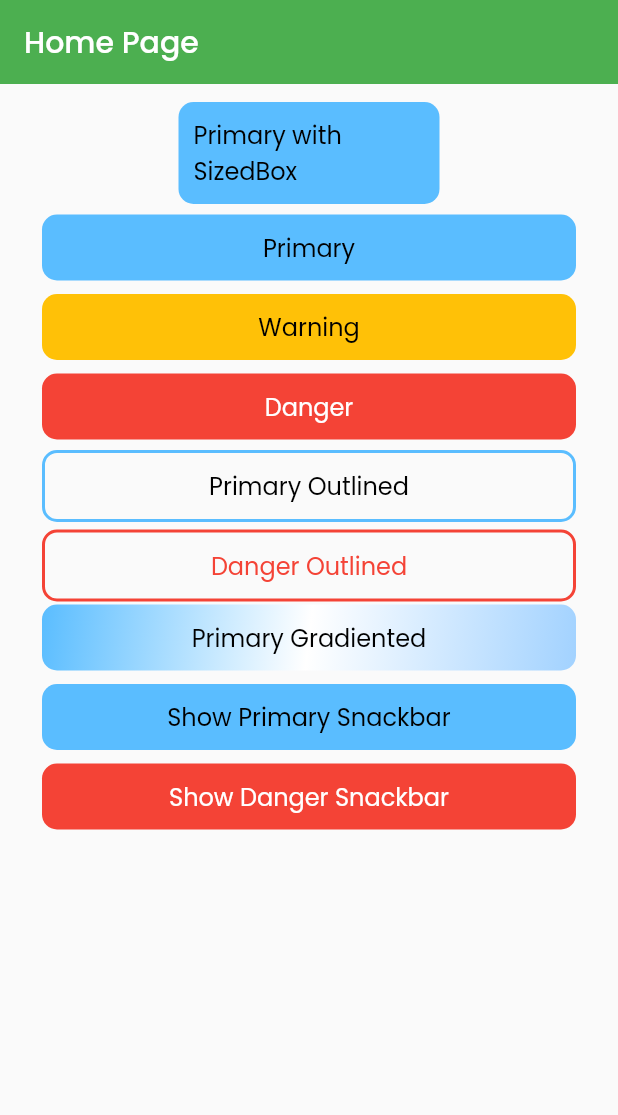
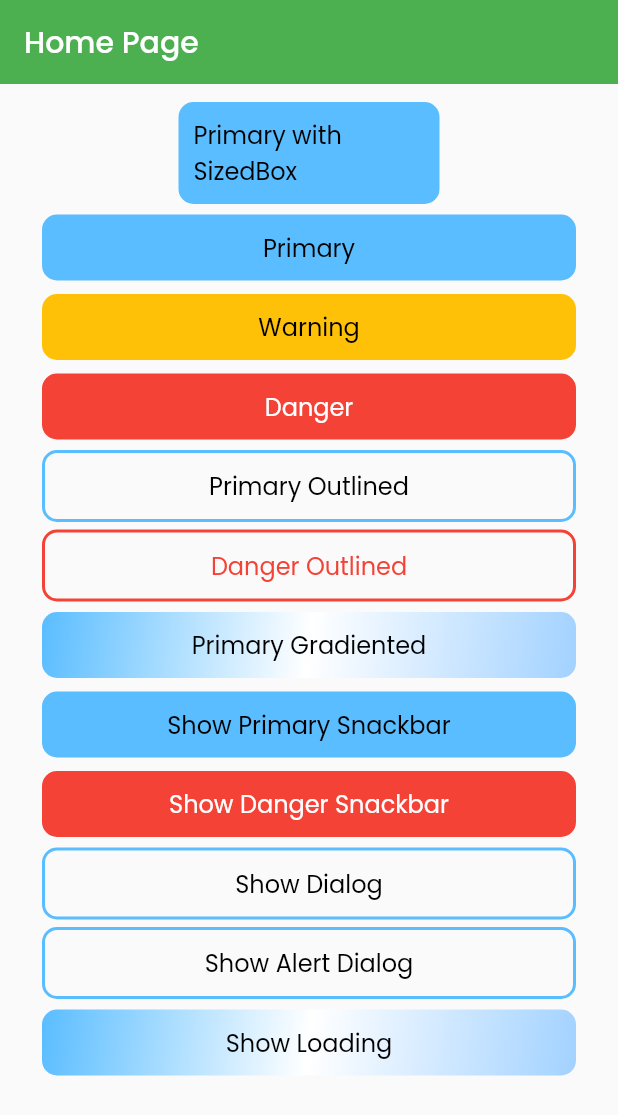
Before and after one commit to maulahaz/flt-zapp-template, a Flutter app: the screen it shows after launch, on a phone screen of 412 x 824 dp. Shown: the top 1115 px of the screen. Run offline on Flutter 3.47's test engine with Material 2 defaults, Android fonts, the phone set to English and light mode, and no system bars; our stand-ins replace shared_preferences.

Commit message:
add dialog helper, loading dialog

```diff
--- a/lib/modules/home/pages/home_pg.dart
+++ b/lib/modules/home/pages/home_pg.dart
@@ -15,14 +15,15 @@ class HomePage extends StatelessWidget {
         // backgroundColor: kTransparent,
         title: Text('Home Page'),
       ),
-      body: Padding(
+      body: SingleChildScrollView(
+        child: Padding(
           padding: const EdgeInsets.all(12),
           child: Column(
             children: [
               SizedBox(
                   width: size.width * 0.5,
-                child: MyButtons.primary(
-                    context, 'Primary with SizedBox', () => print('Primary'))),
+                  child: MyButtons.primary(context, 'Primary with SizedBox',
+                      () => print('Primary'))),
               SizedBox(height: 5),
               MyButtons.primary(context, 'Primary', () => print('Primary')),
               SizedBox(height: 5),
@@ -35,6 +36,7 @@ class HomePage extends StatelessWidget {
               SizedBox(height: 5),
               MyButtons.dangerOutlined(
                   context, 'Danger Outlined', () => print('Danger Outlined')),
+              SizedBox(height: 5),
               MyButtons.primaryGradiented(context, 'Primary Gradiented', () {
                 print('Primary Gradiented');
               }),
@@ -48,7 +50,24 @@ class HomePage extends StatelessWidget {
                 print('--Clicked: Show Snackbar');
                 MySnackbar.danger(context, 'Upps', 'Error Detected');
               }),
+              SizedBox(height: 5),
+              MyButtons.primaryOutlined(context, 'Show Dialog', () {
+                print('Show Dialog');
+                MyDialogs.alert(context, 'Dialog', 'How are you Dialog?');
+              }),
+              SizedBox(height: 5),
+              MyButtons.primaryOutlined(context, 'Show Alert Dialog', () {
+                print('Show Alert Dialog');
+                MyDialogs.alert2(
+                    context, 'AlertDialog', 'How are you AlertDialog?');
+              }),
+              SizedBox(height: 5),
+              MyButtons.primaryGradiented(context, 'Show Loading', () {
+                print('Show Loading');
+                MyDialogs.loading(context);
+              }),
             ],
+          ),
         ),
       ),
     );
--- a/lib/widgets/button_wdg.dart
+++ b/lib/widgets/button_wdg.dart
@@ -51,6 +51,7 @@ class MyButtons {
     //----------------------------------------------------------------
     return MaterialButton(
       onPressed: function,
+      hoverColor: kTransparent,
       child: Container(
         alignment: Alignment.center,
         padding: EdgeInsets.all(kDefaultPadding * 0.5),
--- a/lib/widgets/x_widgets.dart
+++ b/lib/widgets/x_widgets.dart
@@ -2,6 +2,7 @@
 // export 'appbar.dart';
 
 //--MY USEABLE CUSTOMS WIDGET:
+export 'dialog_wdg.dart';
 export 'button_wdg.dart';
 export 'snackbar_wdg.dart';
 // export 'mybuttons_wdgt.dart';
```
Also changed, not shown: lib/widgets/dialog_wdg.dart (added, +102 -0 lines), 2 other files. Lines whose indentation alone changed are shown as unchanged.
